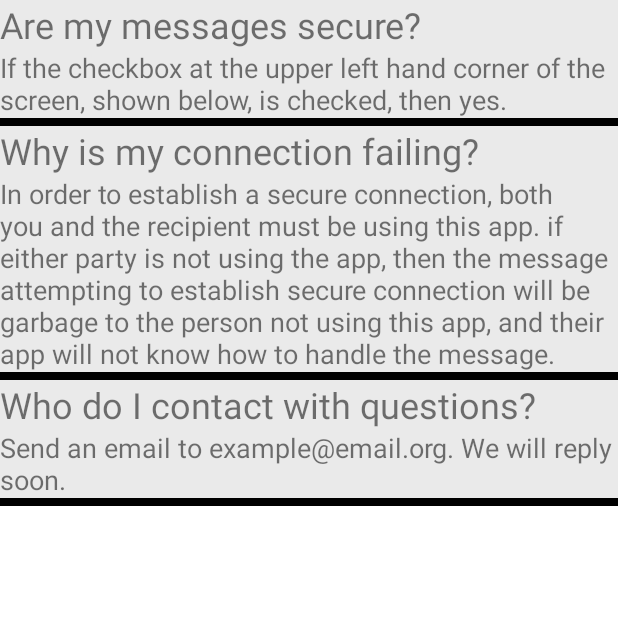
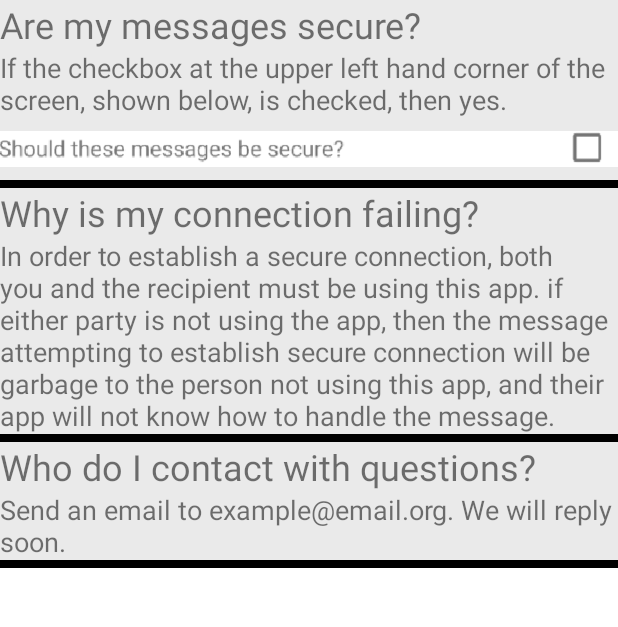
Before and after one commit to tytytyty74/EncryptedSMS, an Android app: the HelpScreen screen opened directly, with no data from a screen before it, on a phone screen of 412 x 824 dp, the part 144-771 px from its top. Run offline under Robolectric (Android 15) with nearby library versions, the phone set to English and light mode, and no system bars.

Commit message:
Added some coloration to home and message page, then added an imageview to the help page.

```diff
--- a/app/src/main/res/layout/activity_main.xml
+++ b/app/src/main/res/layout/activity_main.xml
@@ -11,6 +11,7 @@
         android:id="@+id/Topbar"
         android:layout_width="match_parent"
         android:layout_height="wrap_content"
+        android:background="@color/gray"
         android:orientation="horizontal">
 
         <ImageView
--- a/app/src/main/res/layout/help_page.xml
+++ b/app/src/main/res/layout/help_page.xml
@@ -1,5 +1,6 @@
 <?xml version="1.0" encoding="utf-8"?>
 <LinearLayout xmlns:android="http://schemas.android.com/apk/res/android"
+    xmlns:app="http://schemas.android.com/apk/res-auto"
     android:layout_width="match_parent"
     android:layout_height="match_parent"
     android:orientation="vertical">
@@ -59,6 +60,12 @@
                 android:text="@string/help_answer1"
                 android:textSize="@dimen/contact_label_text_size" />
 
+            <ImageView
+                android:id="@+id/imageView2"
+                android:layout_width="match_parent"
+                android:layout_height="wrap_content"
+                app:srcCompat="@drawable/help_question_image_portion_capture" />
+
         </LinearLayout>
 
         <LinearLayout
--- a/app/src/main/res/layout/message_screen.xml
+++ b/app/src/main/res/layout/message_screen.xml
@@ -10,10 +10,12 @@
         android:layout_width="match_parent"
         android:layout_height="match_parent"
         android:orientation="vertical" >
+
         <LinearLayout
             android:id="@+id/TopBar"
             android:layout_width="match_parent"
             android:layout_height="43dp"
+            android:background="@color/gray"
             android:orientation="horizontal">
 
             <ImageView
@@ -86,6 +88,7 @@
             android:id="@+id/SecureBar"
             android:layout_width="match_parent"
             android:layout_height="wrap_content"
+            android:background="@color/darkgray"
             android:orientation="horizontal">
 
             <TextView
@@ -128,6 +131,7 @@
             android:id="@+id/BottomBar"
             android:layout_width="match_parent"
             android:layout_height="wrap_content"
+            android:background="@color/lightgray"
             android:orientation="horizontal">
 
             <ImageButton
--- a/app/src/main/res/values/colors.xml
+++ b/app/src/main/res/values/colors.xml
@@ -9,4 +9,5 @@
     <color name="white">#FFFFFFFF</color>
     <color name="gray">#C4C4C4</color>
     <color name= "lightgray">#EAEAEA</color>
+    <color name= "darkgray">#A9A9A9</color>
 </resources>
```
Also changed, not shown: app/src/main/res/drawable/help_question_image_portion_capture.PNG (added). Lines whose indentation alone changed are shown as unchanged.
